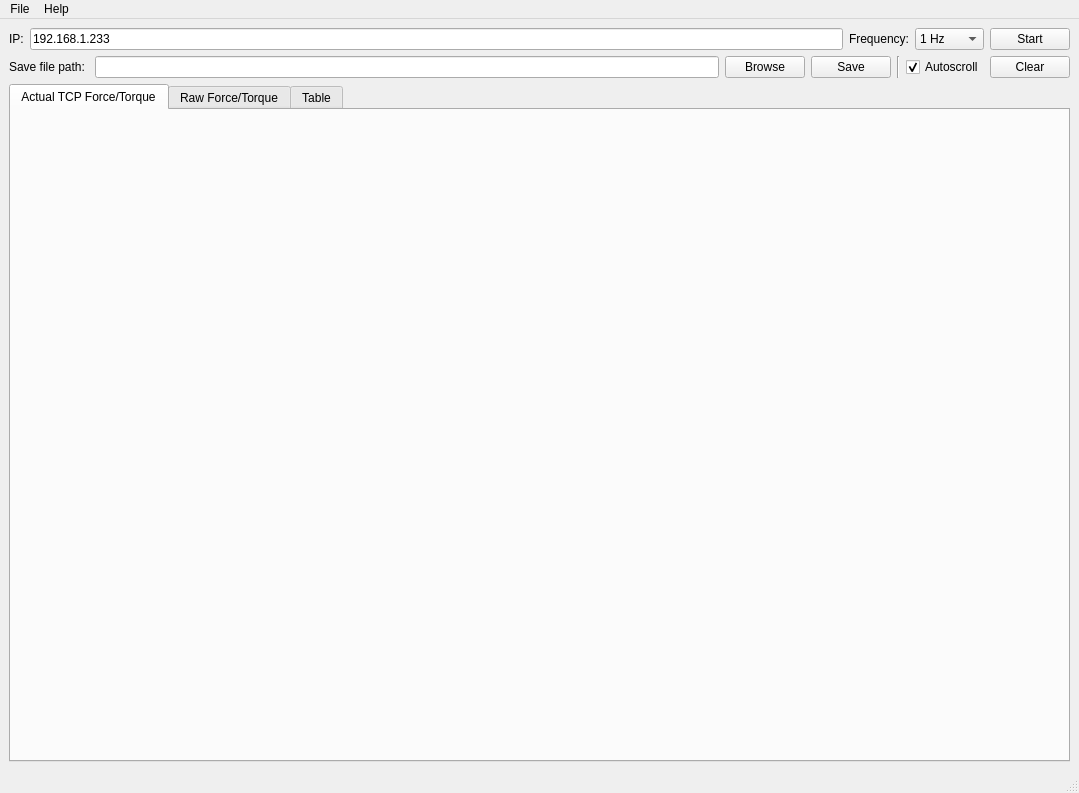
Qt form gui/main_ui.ui (charintorn/UR_RTDE_Force_Recorder) before a commit.
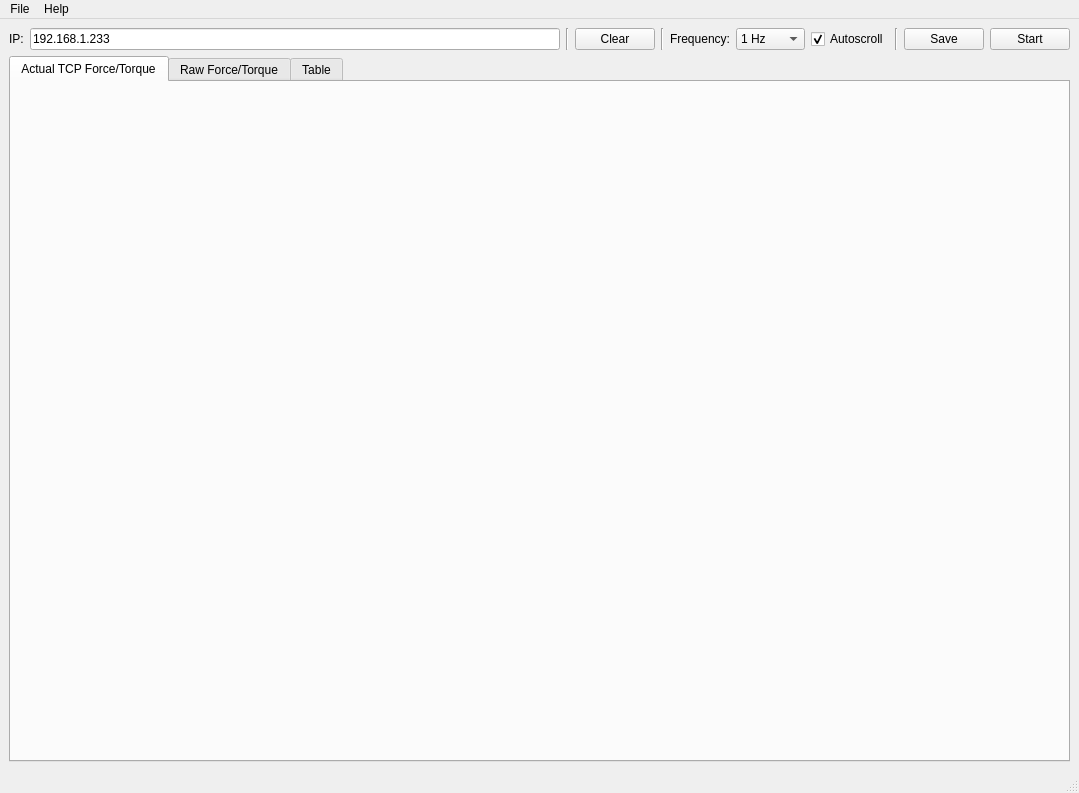
The same form after that commit.

```diff
--- a/gui/main_ui.ui
+++ b/gui/main_ui.ui
@@ -33,6 +33,27 @@
           </property>
          </widget>
         </item>
+        <item>
+         <widget class="Line" name="line_2">
+          <property name="orientation">
+           <enum>Qt::Vertical</enum>
+          </property>
+         </widget>
+        </item>
+        <item>
+         <widget class="QPushButton" name="pushButton_clear">
+          <property name="text">
+           <string>Clear</string>
+          </property>
+         </widget>
+        </item>
+        <item>
+         <widget class="Line" name="line_4">
+          <property name="orientation">
+           <enum>Qt::Vertical</enum>
+          </property>
+         </widget>
+        </item>
         <item>
          <widget class="QLabel" name="label_2">
           <property name="text">
@@ -100,48 +121,6 @@
          </widget>
         </item>
         <item>
-         <widget class="QPushButton" name="pushButton_start">
-          <property name="text">
-           <string>Start</string>
-          </property>
-         </widget>
-        </item>
-       </layout>
-      </item>
-      <item>
-       <layout class="QHBoxLayout" name="horizontalLayout_ipRow2">
-        <item>
-         <widget class="QLabel" name="label_3">
-          <property name="text">
-           <string>Save file path: </string>
-          </property>
-         </widget>
-        </item>
-        <item>
-         <widget class="QLineEdit" name="lineEdit_saveFilePath"/>
-        </item>
-        <item>
-         <widget class="QPushButton" name="pushButton_browse">
-          <property name="text">
-           <string>Browse</string>
-          </property>
-         </widget>
-        </item>
-        <item>
-         <widget class="QPushButton" name="pushButton_save">
-          <property name="text">
-           <string>Save</string>
-          </property>
-         </widget>
-        </item>
-        <item>
-         <widget class="Line" name="line">
-          <property name="orientation">
-           <enum>Qt::Vertical</enum>
-          </property>
-         </widget>
-        </item>
-        <item>
          <widget class="QCheckBox" name="checkBox_autoscroll">
           <property name="enabled">
            <bool>true</bool>
@@ -155,9 +134,23 @@
          </widget>
         </item>
         <item>
-         <widget class="QPushButton" name="pushButton_clear">
+         <widget class="Line" name="line_3">
+          <property name="orientation">
+           <enum>Qt::Vertical</enum>
+          </property>
+         </widget>
+        </item>
+        <item>
+         <widget class="QPushButton" name="pushButton_save">
           <property name="text">
-           <string>Clear</string>
+           <string>Save</string>
+          </property>
+         </widget>
+        </item>
+        <item>
+         <widget class="QPushButton" name="pushButton_start">
+          <property name="text">
+           <string>Start</string>
           </property>
          </widget>
         </item>
```
